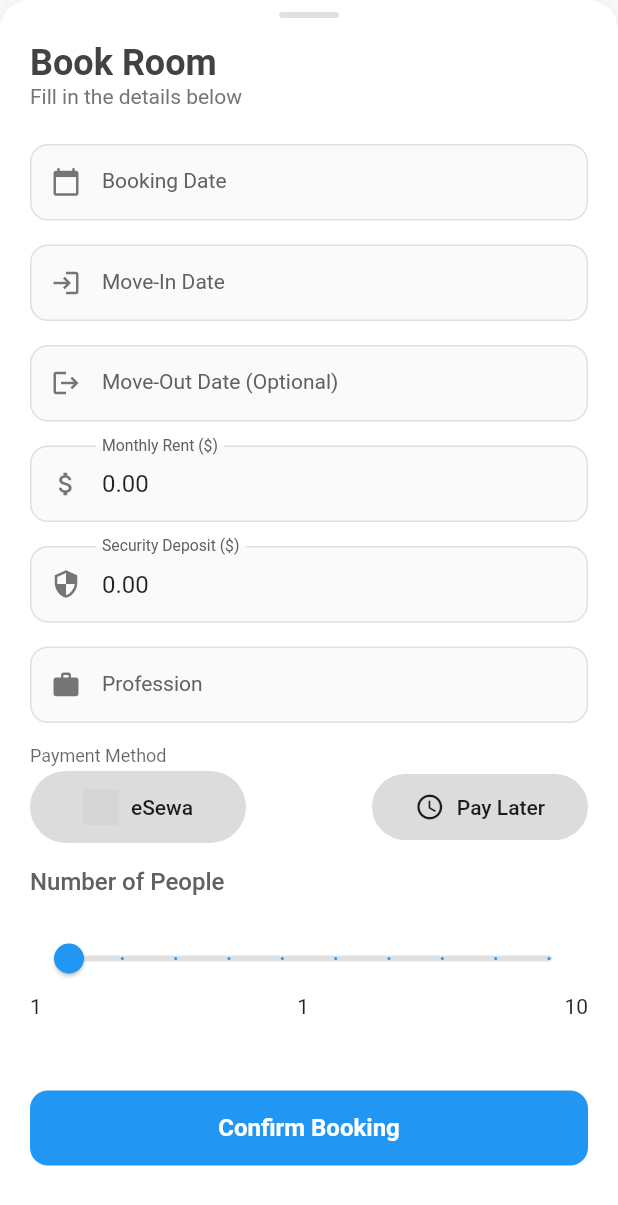
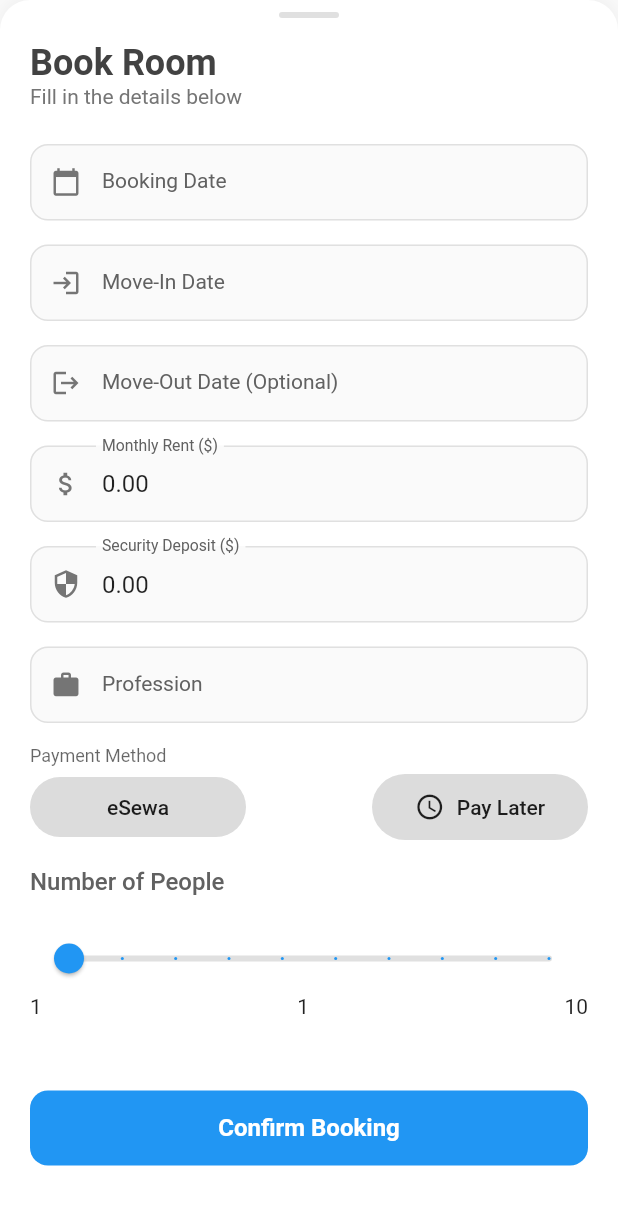
Before and after one commit to 919Umesh/daleDai, a Flutter app: the BookingBottomSheet widget shown alone on an empty page, opened directly with empty values, on a phone screen of 412 x 824 dp. Shown: the top 1205 px of the screen. Run offline on Flutter 3.47's test engine with Material 3 defaults, Android fonts, the phone set to English and light mode, and no system bars; drawn by our look-alikes of flutter_form_builder; our stand-ins replace cached_network_image, carousel_slider, connectivity_plus, dio, flutter_cache_manager, flutter_dotenv and 11 more; missing offline and left inert: nepali_utils; accounts and stored records are empty; network calls fail; statements that could not run were skipped; key blocks and very long unbroken strings in the code were emptied for the run; grey boxes are pictures that could not be loaded.

```diff
--- a/lib/screen/room/ui/booking_bottom_sheet.dart
+++ b/lib/screen/room/ui/booking_bottom_sheet.dart
@@ -204,12 +204,6 @@ class _BookingBottomSheetState extends State<BookingBottomSheet> {
                         child: Row(
                           mainAxisAlignment: MainAxisAlignment.center,
                           children: [
-                            Image.asset(
-                              'assets/images/esewa.png', // Add your eSewa logo asset
-                              height: 24,
-                              width: 24,
-                            ),
-                            const SizedBox(width: 8),
                             const Text(
                               'eSewa',
                               style: TextStyle(fontWeight: FontWeight.w500),
```
